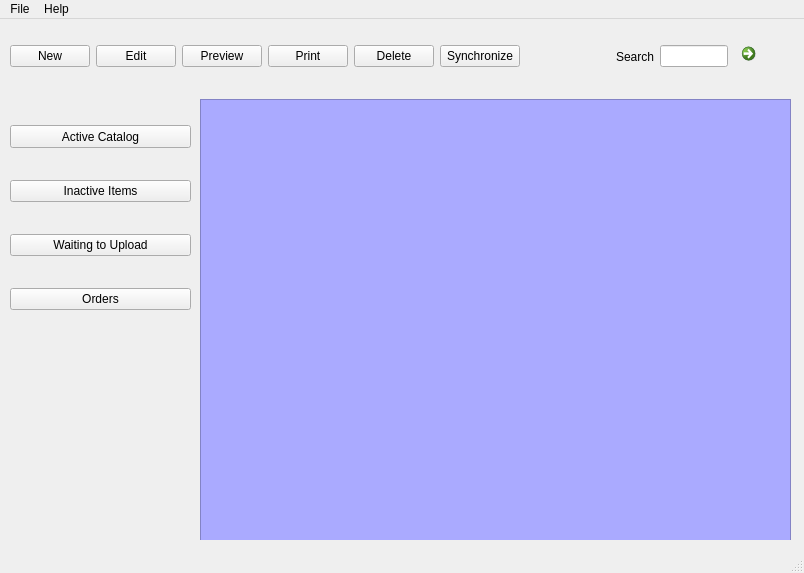
Before: the Qt Designer form real_gui.ui in jwfraustro/laughing-waddle, drawn with Qt 5.
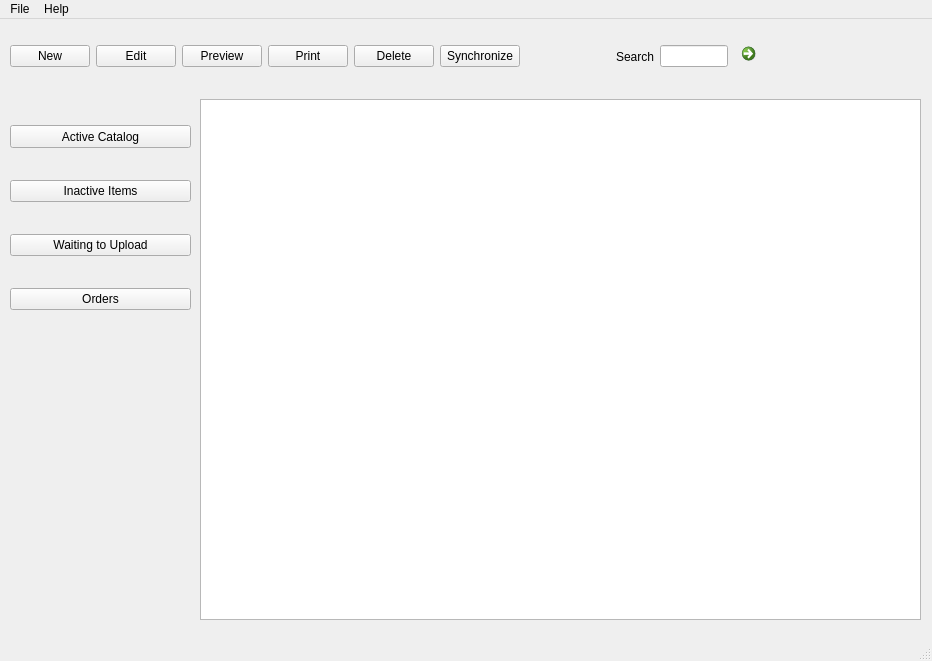
After: the same form once the commit is applied. Icons and pictures are not drawn.

Patch:
```diff
--- a/real_gui.ui
+++ b/real_gui.ui
@@ -6,8 +6,8 @@
    <rect>
     <x>0</x>
     <y>0</y>
-    <width>804</width>
-    <height>573</height>
+    <width>932</width>
+    <height>661</height>
    </rect>
   </property>
   <property name="sizePolicy">
@@ -253,10 +253,16 @@
      <rect>
       <x>200</x>
       <y>80</y>
-      <width>591</width>
-      <height>441</height>
+      <width>731</width>
+      <height>541</height>
      </rect>
     </property>
+    <property name="sizePolicy">
+     <sizepolicy hsizetype="Expanding" vsizetype="Expanding">
+      <horstretch>0</horstretch>
+      <verstretch>0</verstretch>
+     </sizepolicy>
+    </property>
     <property name="frameShape">
      <enum>QFrame::NoFrame</enum>
     </property>
@@ -268,8 +274,8 @@
       <rect>
        <x>0</x>
        <y>0</y>
-       <width>591</width>
-       <height>451</height>
+       <width>681</width>
+       <height>521</height>
       </rect>
      </property>
      <property name="mouseTracking">
@@ -288,18 +294,30 @@
       <bool>false</bool>
      </attribute>
     </widget>
-    <widget class="QListWidget" name="orders_list">
+    <widget class="QTableView" name="orders_list">
+     <property name="enabled">
+      <bool>true</bool>
+     </property>
      <property name="geometry">
       <rect>
        <x>0</x>
        <y>0</y>
-       <width>591</width>
-       <height>451</height>
+       <width>721</width>
+       <height>521</height>
       </rect>
      </property>
      <property name="styleSheet">
-      <string notr="true">background-color: rgb(170, 170, 255);</string>
+      <string notr="true"/>
      </property>
+     <property name="sizeAdjustPolicy">
+      <enum>QAbstractScrollArea::AdjustToContents</enum>
+     </property>
+     <attribute name="horizontalHeaderVisible">
+      <bool>true</bool>
+     </attribute>
+     <attribute name="verticalHeaderVisible">
+      <bool>false</bool>
+     </attribute>
     </widget>
    </widget>
   </widget>
@@ -308,8 +326,8 @@
     <rect>
      <x>0</x>
      <y>0</y>
-     <width>804</width>
-     <height>18</height>
+     <width>932</width>
+     <height>21</height>
     </rect>
    </property>
    <widget class="QMenu" name="menuFile">
```
Left out of the diff: 3 changed lines with no effect on the pictures.
